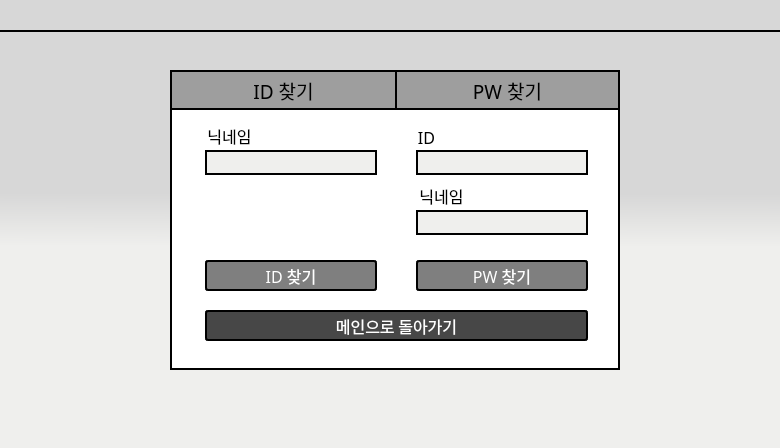
This is UI/findGUI.ui in dign1120/graduationProject as Qt 5 draws it before an edit. The edited form follows.
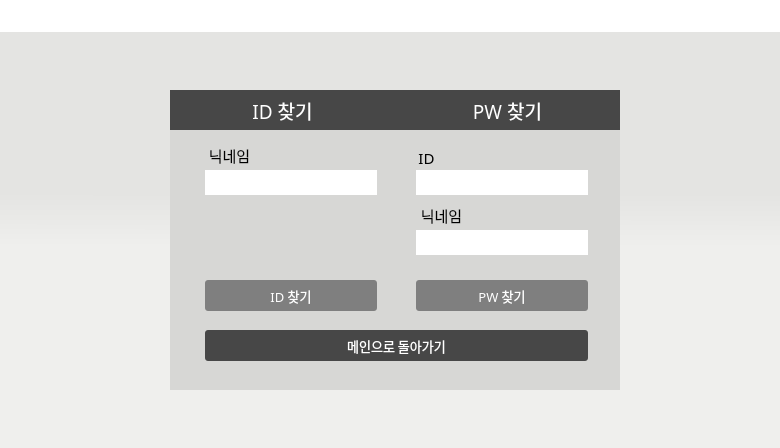
This is the edited form.

```diff
--- a/UI/findGUI.ui
+++ b/UI/findGUI.ui
@@ -14,13 +14,13 @@
    <string>PIM AGENT</string>
   </property>
   <property name="styleSheet">
-   <string notr="true">background-color:qlineargradient(spread:pad, x1:0.5, y1:0.432, x2:0.499682, y2:0.551, stop:0 rgba(215, 215, 215, 255), stop:1 rgba(239, 239, 237, 255))</string>
+   <string notr="true">background-color:qlineargradient(spread:pad, x1:0.5, y1:0.432, x2:0.499682, y2:0.551, stop:0 #E4E4E2, stop:1 #EFEFED)</string>
   </property>
   <widget class="QFrame" name="frame">
    <property name="geometry">
     <rect>
      <x>170</x>
-     <y>70</y>
+     <y>90</y>
      <width>450</width>
      <height>300</height>
     </rect>
@@ -32,8 +32,8 @@
     </font>
    </property>
    <property name="styleSheet">
-    <string notr="true">background-color:#ffffff;
-border: 2px solid black;
+    <string notr="true">background-color:#D7D7D5;
+border: transparent;
 </string>
    </property>
    <property name="frameShape">
@@ -225,17 +225,23 @@
     </property>
     <property name="font">
      <font>
-      <family>함초롬돋움</family>
-      <pointsize>12</pointsize>
+      <family>HY견고딕</family>
+      <pointsize>10</pointsize>
       <weight>50</weight>
       <bold>false</bold>
      </font>
     </property>
     <property name="styleSheet">
-     <string notr="true">color: white;
+     <string notr="true">QPushButton{
+color: white;
 background-color:#7F7F7F;
 border-style: solid;
-border-radius:3px;</string>
+border-radius:3px;
+}
+
+ QPushButton:hover {
+background-color:#9E9E9E;
+ }</string>
     </property>
     <property name="text">
      <string>ID 찾기</string>
@@ -257,7 +263,7 @@
      </font>
     </property>
     <property name="styleSheet">
-     <string notr="true">background-color:#EFEFED;</string>
+     <string notr="true">background-color:#ffffff;</string>
     </property>
     <property name="echoMode">
      <enum>QLineEdit::Normal</enum>
@@ -274,12 +280,12 @@
     </property>
     <property name="font">
      <font>
-      <family>함초롬돋움</family>
-      <pointsize>12</pointsize>
+      <family>HY견고딕</family>
+      <pointsize>11</pointsize>
      </font>
     </property>
     <property name="styleSheet">
-     <string notr="true">border: 5px solid white;</string>
+     <string notr="true">border:trasparent;</string>
     </property>
     <property name="text">
      <string>닉네임</string>
@@ -471,17 +477,23 @@
     </property>
     <property name="font">
      <font>
-      <family>함초롬돋움</family>
-      <pointsize>12</pointsize>
+      <family>HY견고딕</family>
+      <pointsize>10</pointsize>
       <weight>50</weight>
       <bold>false</bold>
      </font>
     </property>
     <property name="styleSheet">
-     <string notr="true">color: white;
+     <string notr="true">QPushButton{
+color: white;
 background-color:#7F7F7F;
 border-style: solid;
-border-radius:3px;</string>
+border-radius:3px;
+}
+
+ QPushButton:hover {
+background-color:#9E9E9E;
+ }</string>
     </property>
     <property name="text">
      <string>PW 찾기</string>
@@ -498,14 +510,12 @@
     </property>
     <property name="font">
      <font>
-      <family>함초롬돋움</family>
-      <pointsize>12</pointsize>
+      <family>HY견고딕</family>
+      <pointsize>11</pointsize>
      </font>
     </property>
     <property name="styleSheet">
-     <string notr="true">border: 5px solid rgba(255, 255, 255,0);
-background-color: rgba(255, 255, 255,0);
-</string>
+     <string notr="true">border:trasparent;</string>
     </property>
     <property name="text">
      <string>닉네임</string>
@@ -530,7 +540,7 @@
      </font>
     </property>
     <property name="styleSheet">
-     <string notr="true">background-color:#EFEFED;</string>
+     <string notr="true">background-color:#ffffff;</string>
     </property>
     <property name="alignment">
      <set>Qt::AlignLeading|Qt::AlignLeft|Qt::AlignVCenter</set>
@@ -547,14 +557,12 @@
     </property>
     <property name="font">
      <font>
-      <family>함초롬돋움</family>
-      <pointsize>12</pointsize>
+      <family>HY견고딕</family>
+      <pointsize>11</pointsize>
      </font>
     </property>
     <property name="styleSheet">
-     <string notr="true">border: 5px solid white;
-background-color: rgba(255, 255, 255, 90);
-background: transparent;</string>
+     <string notr="true">border:trasparent;</string>
     </property>
     <property name="text">
      <string>ID</string>
@@ -579,7 +587,7 @@
      </font>
     </property>
     <property name="styleSheet">
-     <string notr="true">background-color:#EFEFED;</string>
+     <string notr="true">background-color:#ffffff;</string>
     </property>
     <property name="echoMode">
      <enum>QLineEdit::Normal</enum>
@@ -596,13 +604,13 @@
     </property>
     <property name="font">
      <font>
-      <family>함초롬돋움</family>
+      <family>HY견고딕</family>
       <pointsize>14</pointsize>
      </font>
     </property>
     <property name="styleSheet">
-     <string notr="true">color: black;
-background-color: #9E9E9E;
+     <string notr="true">color: white;
+background-color:#474747;
 text-align:center;
 border-right:transparent;</string>
     </property>
@@ -624,14 +632,15 @@
     </property>
     <property name="font">
      <font>
-      <family>함초롬돋움</family>
+      <family>HY견고딕</family>
       <pointsize>14</pointsize>
      </font>
     </property>
     <property name="styleSheet">
-     <string notr="true">color: black;
-background-color: #9E9E9E;
-text-align:center;</string>
+     <string notr="true">color: white;
+background-color:#474747;
+text-align:center;
+border-right:transparent;</string>
     </property>
     <property name="text">
      <string>PW 찾기</string>
@@ -823,17 +832,23 @@
     </property>
     <property name="font">
      <font>
-      <family>함초롬돋움</family>
-      <pointsize>12</pointsize>
+      <family>HY견고딕</family>
+      <pointsize>10</pointsize>
       <weight>50</weight>
       <bold>false</bold>
      </font>
     </property>
     <property name="styleSheet">
-     <string notr="true">color: white;
+     <string notr="true">QPushButton{
+color: white;
 background-color:#474747;
 border-style: solid;
-border-radius:3px;</string>
+border-radius:3px;
+}
+
+ QPushButton:hover {
+background-color:#9E9E9E;
+ }</string>
     </property>
     <property name="text">
      <string>메인으로 돌아가기</string>
@@ -921,9 +936,10 @@
    </property>
    <property name="styleSheet">
     <string notr="true">color: black;
-background-color: rgba(215, 215, 215, 255);
+background-color: rgba(255,255,255);
 text-align:center;
- border-bottom: 2px solid black;</string>
+ border-bottom: 0.4px solid black;
+</string>
    </property>
    <property name="text">
     <string/>
@@ -949,7 +965,7 @@
    </property>
    <property name="styleSheet">
     <string notr="true">color: black;
-background-color: rgba(215, 215, 215, 255);
+background-color: rgba(255,255,255);
 text-align:center;</string>
    </property>
    <property name="text">
```
Left out of the diff: 2 changed lines with no effect on the pictures.
